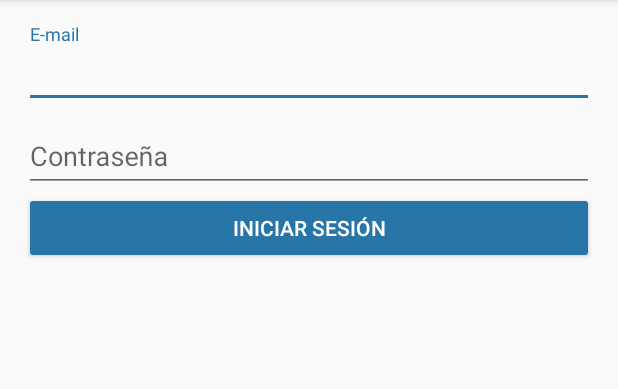
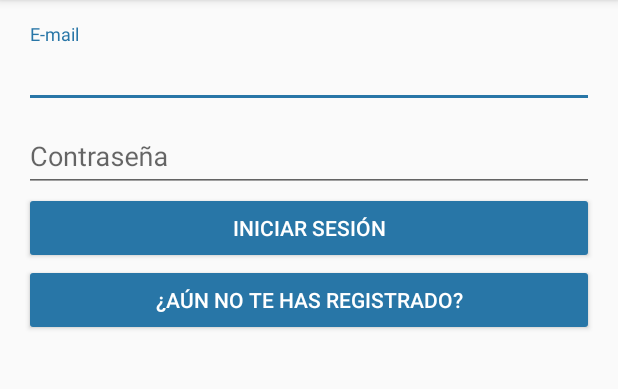
Before and after one commit to JCarlosR/FullDay2016, an Android app: the screen it shows after launch (LoginActivity), on a phone screen of 412 x 824 dp, the part 84-473 px from its top. Run offline under Robolectric (Android 15) with nearby library versions, the phone set to English and light mode, and no system bars.

```diff
--- a/app/src/main/java/com/youtube/sorcjc/fullday2016/ui/LoginActivity.java
+++ b/app/src/main/java/com/youtube/sorcjc/fullday2016/ui/LoginActivity.java
@@ -1,6 +1,7 @@
 package com.youtube.sorcjc.fullday2016.ui;
 
 import android.content.Intent;
+import android.net.Uri;
 import android.support.v7.app.AppCompatActivity;
 import android.os.Bundle;
 import android.view.View;
@@ -35,6 +36,9 @@ public class LoginActivity extends AppCompatActivity implements View.OnClickList
         Button btnLogin = (Button) findViewById(R.id.btnLogin);
         btnLogin.setOnClickListener(this);
 
+        Button btnRegister = (Button) findViewById(R.id.btnRegister);
+        btnRegister.setOnClickListener(this);
+
         // There is an active session?
         final String token = Global.getFromSharedPreferences(this, "token");
         final int user_id = Global.getIntFromSharedPreferences(this, "user_id");
@@ -65,6 +69,12 @@ public class LoginActivity extends AppCompatActivity implements View.OnClickList
                 call.enqueue(this);
 
                 break;
+
+            case R.id.btnRegister:
+                Uri uri = Uri.parse("http://fulldayunt.com/register"); // missing 'http://' will cause crashed
+                Intent intent = new Intent(Intent.ACTION_VIEW, uri);
+                startActivity(intent);
+                break;
         }
     }
 
--- a/app/src/main/res/layout/activity_login.xml
+++ b/app/src/main/res/layout/activity_login.xml
@@ -44,4 +44,11 @@
         android:layout_width="match_parent"
         android:layout_height="wrap_content" />
 
+    <Button
+        android:id="@+id/btnRegister"
+        style="@style/Widget.AppCompat.Button.Colored"
+        android:text="¿Aún no te has registrado?"
+        android:layout_width="match_parent"
+        android:layout_height="wrap_content" />
+
 </LinearLayout>
```
Also changed, not shown: 2 other files.
